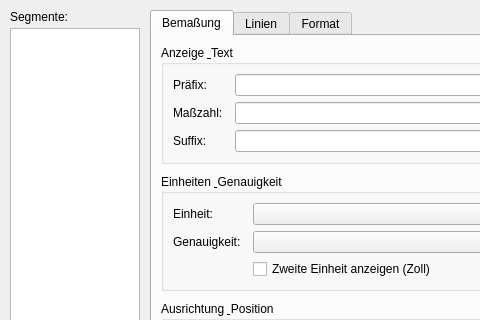
This is sources/ui/dimensionpropertiesdialog.ui in qelectrotech/qelectrotech-source-mirror as Qt 5 draws it before an edit; both pictures show x 0 to 480 and y 0 to 320 of the 680 by 520 pixel window. The edited form follows.
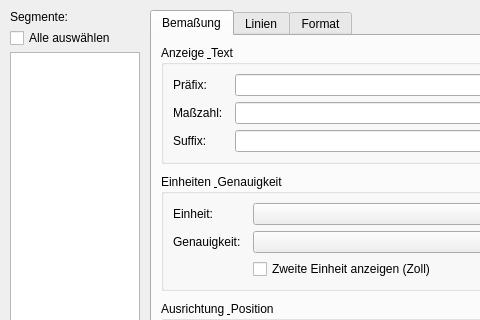
This is the edited form.

Commit message: Support multi-segment selection in dimension dialog with incremental property updates

The edit to the form file:
```diff
--- a/sources/ui/dimensionpropertiesdialog.ui
+++ b/sources/ui/dimensionpropertiesdialog.ui
@@ -51,6 +51,13 @@
          </property>
         </widget>
        </item>
+       <item>
+        <widget class="QCheckBox" name="m_select_all_cb">
+         <property name="text">
+          <string>Alle auswählen</string>
+         </property>
+        </widget>
+       </item>
        <item>
         <widget class="QListWidget" name="m_segments_list">
          <property name="sizePolicy">
```
Left out of the diff: 3 changed lines with no effect on the pictures. The commit also changes 3 other files.
